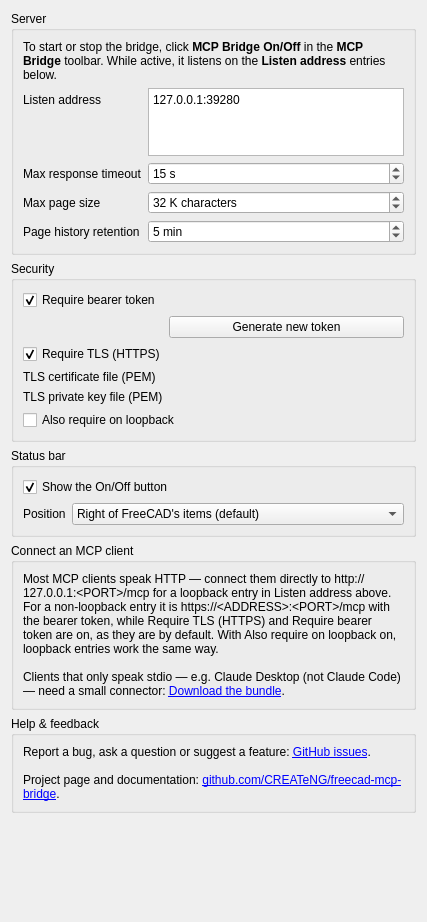
Old version of the form freecad/mcp_bridge/Resources/Ui/preferences.ui in the repository CREATeNG/freecad-mcp-bridge.
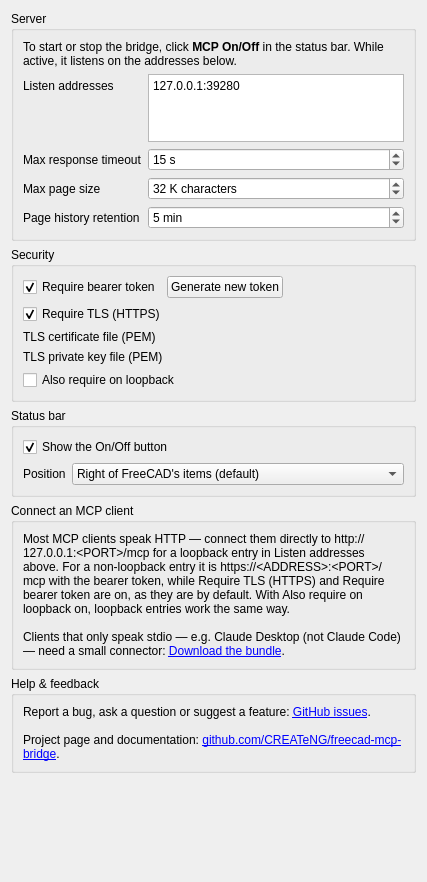
New version of the form. Custom widgets are drawn as their Qt base class.

Commit message:
Name the preference Listen addresses and sit the token button beside its checkbox.
The top note says click MCP On/Off in the status bar. Generate
new token is on the Require bearer token row. Max response
timeout, Max page size and Page history retention stay in Server.

Refs #50

```diff
--- a/freecad/mcp_bridge/Resources/Ui/preferences.ui
+++ b/freecad/mcp_bridge/Resources/Ui/preferences.ui
@@ -30,7 +30,7 @@
          <enum>Qt::RichText</enum>
         </property>
         <property name="text">
-         <string>To start or stop the bridge, click &lt;b&gt;MCP Bridge On/Off&lt;/b&gt; in the &lt;b&gt;MCP Bridge&lt;/b&gt; toolbar. While active, it listens on the &lt;b&gt;Listen address&lt;/b&gt; entries below.</string>
+         <string>To start or stop the bridge, click &lt;b&gt;MCP On/Off&lt;/b&gt; in the status bar. While active, it listens on the addresses below.</string>
         </property>
         <property name="wordWrap">
          <bool>true</bool>
@@ -42,7 +42,7 @@
         <item row="0" column="0">
          <widget class="QLabel" name="listenAddressLabel">
           <property name="text">
-           <string>Listen address</string>
+           <string>Listen addresses</string>
           </property>
          </widget>
         </item>
@@ -212,6 +212,8 @@
      </property>
      <layout class="QFormLayout" name="securityLayout">
       <item row="0" column="0" colspan="2">
+       <layout class="QHBoxLayout" name="tokenRow">
+        <item>
        <widget class="Gui::PrefCheckBox" name="requireTokenCheckBox">
         <property name="toolTip">
          <string>Require a bearer token on non-loopback listen addresses.</string>
@@ -230,8 +232,14 @@
         </property>
        </widget>
       </item>
-      <item row="1" column="1">
+        <item>
        <widget class="QPushButton" name="generateTokenButton">
+          <property name="sizePolicy">
+           <sizepolicy hsizetype="Maximum" vsizetype="Fixed">
+            <horstretch>0</horstretch>
+            <verstretch>0</verstretch>
+           </sizepolicy>
+          </property>
         <property name="toolTip">
          <string>Generate a new bearer token and show it once.</string>
         </property>
@@ -240,7 +248,22 @@
         </property>
        </widget>
       </item>
-      <item row="2" column="0" colspan="2">
+        <item>
+         <spacer name="tokenRowSpacer">
+          <property name="orientation">
+           <enum>Qt::Horizontal</enum>
+          </property>
+          <property name="sizeHint" stdset="0">
+           <size>
+            <width>20</width>
+            <height>10</height>
+           </size>
+          </property>
+         </spacer>
+        </item>
+       </layout>
+      </item>
+      <item row="1" column="0" colspan="2">
        <widget class="Gui::PrefCheckBox" name="requireTlsCheckBox">
         <property name="toolTip">
          <string>Serve HTTPS on non-loopback listen addresses with the files below.</string>
@@ -259,14 +282,14 @@
         </property>
        </widget>
       </item>
-      <item row="3" column="0">
+      <item row="2" column="0">
        <widget class="QLabel" name="tlsCertFileLabel">
         <property name="text">
          <string>TLS certificate file (PEM)</string>
         </property>
        </widget>
       </item>
-      <item row="3" column="1">
+      <item row="2" column="1">
        <widget class="Gui::PrefFileChooser" name="tlsCertFileChooser">
         <property name="toolTip">
          <string>PEM certificate file for HTTPS.</string>
@@ -285,14 +308,14 @@
         </property>
        </widget>
       </item>
-      <item row="4" column="0">
+      <item row="3" column="0">
        <widget class="QLabel" name="tlsKeyFileLabel">
         <property name="text">
          <string>TLS private key file (PEM)</string>
         </property>
        </widget>
       </item>
-      <item row="4" column="1">
+      <item row="3" column="1">
        <widget class="Gui::PrefFileChooser" name="tlsKeyFileChooser">
         <property name="toolTip">
          <string>PEM private key file for HTTPS.</string>
@@ -311,7 +334,7 @@
         </property>
        </widget>
       </item>
-      <item row="5" column="0" colspan="2">
+      <item row="4" column="0" colspan="2">
        <widget class="Gui::PrefCheckBox" name="requireOnLoopbackCheckBox">
         <property name="toolTip">
          <string>Apply Require bearer token and Require TLS (HTTPS) to loopback entries too.</string>
@@ -424,7 +447,7 @@
          <enum>Qt::RichText</enum>
         </property>
         <property name="text">
-         <string>Most MCP clients speak HTTP — connect them directly to http://127.0.0.1:&amp;lt;PORT&amp;gt;/mcp for a loopback entry in Listen address above. For a non-loopback entry it is https://&amp;lt;ADDRESS&amp;gt;:&amp;lt;PORT&amp;gt;/mcp with the bearer token, while Require TLS (HTTPS) and Require bearer token are on, as they are by default. With Also require on loopback on, loopback entries work the same way.&lt;br/&gt;&lt;br/&gt;Clients that only speak stdio — e.g. Claude Desktop (not Claude Code) — need a small connector: &lt;a href="https://github.com/CREATeNG/freecad-mcp-bridge/releases/latest/download/freecad-mcp-bridge.mcpb"&gt;Download the bundle&lt;/a&gt;.</string>
+         <string>Most MCP clients speak HTTP — connect them directly to http://127.0.0.1:&amp;lt;PORT&amp;gt;/mcp for a loopback entry in Listen addresses above. For a non-loopback entry it is https://&amp;lt;ADDRESS&amp;gt;:&amp;lt;PORT&amp;gt;/mcp with the bearer token, while Require TLS (HTTPS) and Require bearer token are on, as they are by default. With Also require on loopback on, loopback entries work the same way.&lt;br/&gt;&lt;br/&gt;Clients that only speak stdio — e.g. Claude Desktop (not Claude Code) — need a small connector: &lt;a href="https://github.com/CREATeNG/freecad-mcp-bridge/releases/latest/download/freecad-mcp-bridge.mcpb"&gt;Download the bundle&lt;/a&gt;.</string>
         </property>
         <property name="wordWrap">
          <bool>true</bool>
```
Lines whose indentation alone changed are shown as unchanged. The commit also changes 10 other files.
